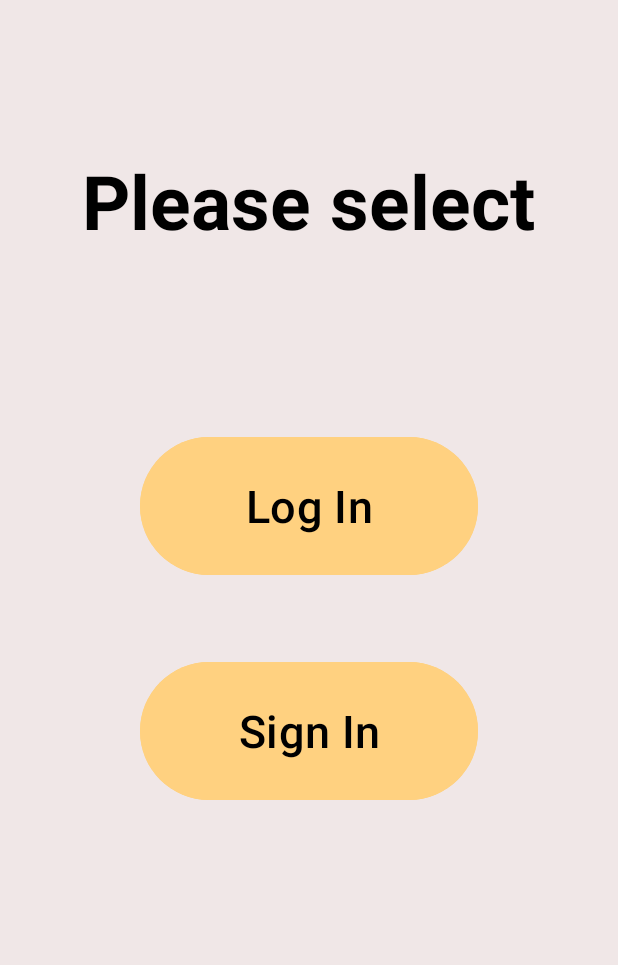
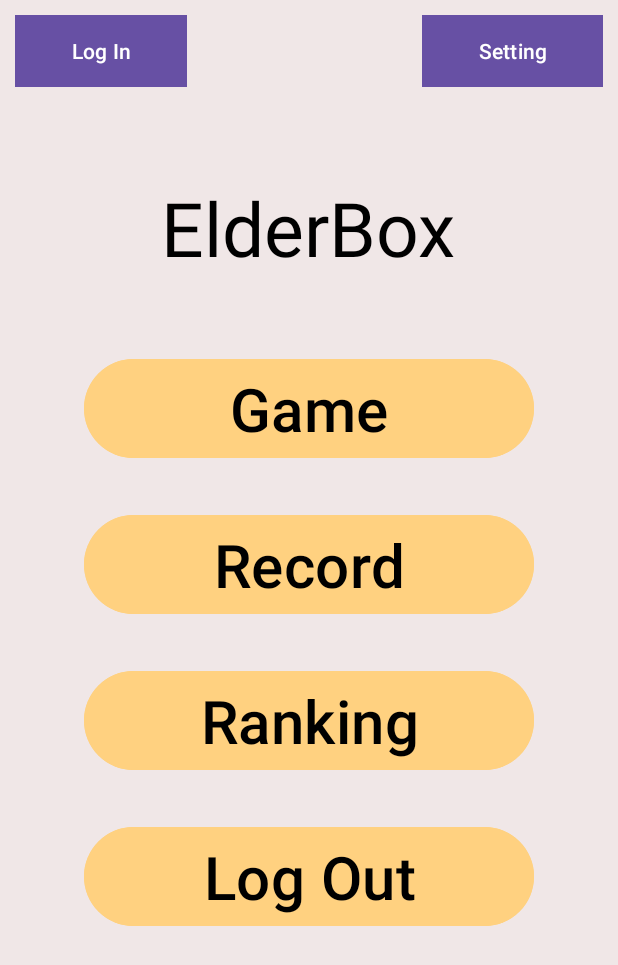
Before and after one commit to 230007231/IT114118_EA_Project, an Android app: the screen it shows after launch (First before the commit, Menu after it), on a phone screen of 412 x 824 dp. Shown: the top 965 px of the screen. Run offline under Robolectric (Android 15) with nearby library versions, the phone set to English and light mode, and no system bars.

Commit message:
update new

```diff
--- a/app/src/main/java/com/example/elderbox/First.java
+++ /dev/null
@@ -1,41 +0,0 @@
-package com.example.elderbox;
-
-import android.content.Intent;
-import android.os.Bundle;
-import android.view.View;
-import android.widget.Button;
-
-import androidx.activity.EdgeToEdge;
-import androidx.appcompat.app.AppCompatActivity;
-
-public class First extends AppCompatActivity {
-
-    Button login, signin;
-
-    @Override
-    protected void onCreate(Bundle savedInstanceState) {
-        super.onCreate(savedInstanceState);
-        EdgeToEdge.enable(this);
-        setContentView(R.layout.activity_first_page);
-
-
-        login = findViewById(R.id.log);
-        signin = findViewById(R.id.sign);
-
-        login.setOnClickListener(new View.OnClickListener() {
-            @Override
-            public void onClick(View v) {
-                Intent intent = new Intent(First.this, Login.class);
-                startActivity(intent);
-            }
-        });
-
-        signin.setOnClickListener(new View.OnClickListener() {
-            @Override
-            public void onClick(View v) {
-                Intent intent = new Intent(First.this, Register.class);
-                startActivity(intent);
-            }
-        });
-    }
-}
--- a/app/src/main/java/com/example/elderbox/Login.java
+++ b/app/src/main/java/com/example/elderbox/Login.java
@@ -92,7 +92,7 @@ public class Login extends AppCompatActivity {
         finish();
     }
     public void back(View view) {
-        Intent intent = new Intent(Login.this, First.class);
+        Intent intent = new Intent(Login.this, Menu.class);
         startActivity(intent);
         finish();
     }
--- a/app/src/main/java/com/example/elderbox/Menu.java
+++ b/app/src/main/java/com/example/elderbox/Menu.java
@@ -13,6 +13,7 @@ import com.example.elderbox.record.Record;
 
 public class Menu extends AppCompatActivity {
 
+    Button login, setting;
     Button game,record,ranking,logout;
 
     @Override
@@ -21,10 +22,31 @@ public class Menu extends AppCompatActivity {
         EdgeToEdge.enable(this);
         setContentView(R.layout.activity_menu);
 
+        login = findViewById(R.id.btnLogin);
+        setting = findViewById(R.id.btnSetting);
+
         game = findViewById(R.id.btn4);
         record = findViewById(R.id.btn5);
         ranking = findViewById(R.id.btn6);
         logout = findViewById(R.id.btn7);
+
+        login.setOnClickListener(new View.OnClickListener() {
+            @Override
+            public void onClick(View v) {
+                Intent intent = new Intent(Menu.this, Login.class);
+                startActivity(intent);
+            }
+        });
+
+        setting.setOnClickListener(new View.OnClickListener() {
+            @Override
+            public void onClick(View v) {
+                Intent intent = new Intent(Menu.this, Register.class);
+                startActivity(intent);
+            }
+        });
+
+
 
         game.setOnClickListener(new View.OnClickListener() {
             @Override
@@ -53,8 +75,7 @@ public class Menu extends AppCompatActivity {
         logout.setOnClickListener(new View.OnClickListener() {
             @Override
             public void onClick(View v) {
-                Intent intent=new Intent(Menu.this,First.class);
-                startActivity(intent);
+                finishAffinity();
             }
         });
     }
--- a/app/src/main/java/com/example/elderbox/Register.java
+++ b/app/src/main/java/com/example/elderbox/Register.java
@@ -32,7 +32,7 @@ public class Register extends AppCompatActivity {
     @Override
     protected void onCreate(@Nullable Bundle savedInstanceState) {
         super.onCreate(savedInstanceState);
-        setContentView(R.layout.register);
+        setContentView(R.layout.activity_register);
 
         etName = findViewById(R.id.etName);
         etEmail = findViewById(R.id.etEmail);
@@ -94,7 +94,7 @@ public class Register extends AppCompatActivity {
     }
 
     public void back(View view) {
-        Intent intent = new Intent(Register.this, First.class);
+        Intent intent = new Intent(Register.this, Login.class);
         startActivity(intent);
         finish();
     }
--- a/app/src/main/res/layout/activity_finddifference.xml
+++ b/app/src/main/res/layout/activity_finddifference.xml
@@ -25,7 +25,7 @@
             android:id="@+id/textView"
             android:layout_width="wrap_content"
             android:layout_height="wrap_content"
-            android:text="總共有五個不之處1"
+            android:text="總共有五個不之處"
             android:textStyle="bold"
             android:textSize="20dp"
             android:layout_marginLeft="30dp"
--- a/app/src/main/res/layout/activity_menu.xml
+++ b/app/src/main/res/layout/activity_menu.xml
@@ -6,16 +6,36 @@
     android:background="#F0E7E7"
     xmlns:android="http://schemas.android.com/apk/res/android">
 
+    <LinearLayout
+        android:layout_width="match_parent"
+        android:layout_height="wrap_content"
+        android:orientation="horizontal">
+        <Button
+            android:id="@+id/btnLogin"
+            android:layout_width="wrap_content"
+            android:layout_height="wrap_content"
+            android:layout_weight="1"
+            android:layout_margin="10dp"
+            android:text="@string/LogIn"
+            android:onClick="back"
+            android:background="#44a6c6"
+            android:textColor="@android:color/white"/>
+        <TextView
+            android:layout_width="wrap_content"
+            android:layout_height="wrap_content"
+            android:layout_weight="5"/>
 
     <Button
-        android:id="@+id/btnback"
+        android:id="@+id/btnSetting"
         android:layout_width="wrap_content"
         android:layout_height="wrap_content"
-        android:layout_gravity="left"
-        android:text="@string/Back"
+        android:layout_weight="1"
+        android:layout_margin="10dp"
+        android:text="@string/Setting"
         android:onClick="back"
         android:background="#44a6c6"
         android:textColor="@android:color/white"/>
+    </LinearLayout>
 
     <TextView
         android:layout_width="wrap_content"
--- a/app/src/main/res/values/strings.xml
+++ b/app/src/main/res/values/strings.xml
@@ -10,6 +10,7 @@
 
     <string name="LogIn">Log In</string>
     <string name="SignIn">Sign In</string>
+    <string name="Setting">Setting</string>
     <string name="Back">Back</string>
     <string name="record">Record</string>
     <string name="ranking">Ranking</string>
```
Also changed, not shown: app/src/main/AndroidManifest.xml (+6 -7 lines), app/src/main/res/layout/activity_register.xml (added, +73 -0 lines), 1 other file.
